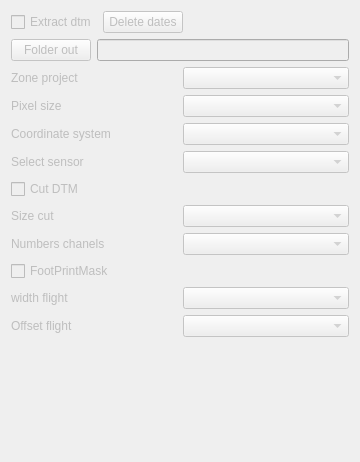
Old version of the form createmet.ui in the repository tonilogar/ToolsPcot.
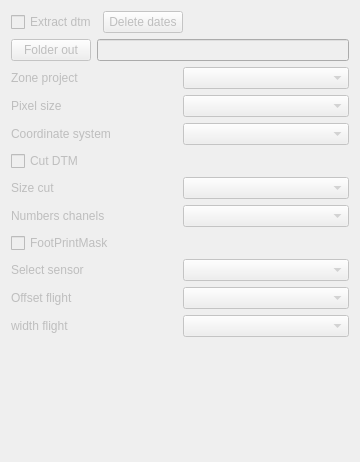
New version of the form.

Commit message: Editando metodo de calculo de ancho de pasada

```diff
--- a/createmet.ui
+++ b/createmet.ui
@@ -148,27 +148,6 @@
     </layout>
    </item>
    <item row="5" column="0">
-    <layout class="QHBoxLayout" name="horizontalLayout_11">
-     <item>
-      <widget class="QLabel" name="labelSelectSensor">
-       <property name="enabled">
-        <bool>false</bool>
-       </property>
-       <property name="text">
-        <string>Select sensor</string>
-       </property>
-      </widget>
-     </item>
-     <item>
-      <widget class="QComboBox" name="comboBoxSelectSensor">
-       <property name="enabled">
-        <bool>false</bool>
-       </property>
-      </widget>
-     </item>
-    </layout>
-   </item>
-   <item row="6" column="0">
     <widget class="QCheckBox" name="checkBoxCortarMet">
      <property name="enabled">
       <bool>false</bool>
@@ -178,7 +157,7 @@
      </property>
     </widget>
    </item>
-   <item row="7" column="0">
+   <item row="6" column="0">
     <layout class="QHBoxLayout" name="horizontalLayout_14">
      <item>
       <widget class="QLabel" name="labelCortarMet">
@@ -199,7 +178,7 @@
      </item>
     </layout>
    </item>
-   <item row="8" column="0">
+   <item row="7" column="0">
     <layout class="QHBoxLayout" name="horizontalLayout_15">
      <item>
       <widget class="QLabel" name="labelNumeroCanalesspasadaMet">
@@ -220,7 +199,7 @@
      </item>
     </layout>
    </item>
-   <item row="9" column="0">
+   <item row="8" column="0">
     <widget class="QCheckBox" name="checkBoxFootPrintMaskMet">
      <property name="enabled">
       <bool>false</bool>
@@ -230,28 +209,28 @@
      </property>
     </widget>
    </item>
+   <item row="9" column="0">
+    <layout class="QHBoxLayout" name="horizontalLayout_11">
+     <item>
+      <widget class="QLabel" name="labelSelectSensor">
+       <property name="enabled">
+        <bool>false</bool>
+       </property>
+       <property name="text">
+        <string>Select sensor</string>
+       </property>
+      </widget>
+     </item>
+     <item>
+      <widget class="QComboBox" name="comboBoxSelectSensor">
+       <property name="enabled">
+        <bool>false</bool>
+       </property>
+      </widget>
+     </item>
+    </layout>
+   </item>
    <item row="10" column="0">
-    <layout class="QHBoxLayout" name="horizontalLayout_12">
-     <item>
-      <widget class="QLabel" name="labelAnchoPasadaMet">
-       <property name="enabled">
-        <bool>false</bool>
-       </property>
-       <property name="text">
-        <string>width flight</string>
-       </property>
-      </widget>
-     </item>
-     <item>
-      <widget class="QComboBox" name="comboBoxAnchoPasadaMet">
-       <property name="enabled">
-        <bool>false</bool>
-       </property>
-      </widget>
-     </item>
-    </layout>
-   </item>
-   <item row="11" column="0">
     <layout class="QHBoxLayout" name="horizontalLayout_13">
      <item>
       <widget class="QLabel" name="labelOffsetPasadaMet">
@@ -272,6 +251,27 @@
      </item>
     </layout>
    </item>
+   <item row="11" column="0">
+    <layout class="QHBoxLayout" name="horizontalLayout_12">
+     <item>
+      <widget class="QLabel" name="labelAnchoPasadaMet">
+       <property name="enabled">
+        <bool>false</bool>
+       </property>
+       <property name="text">
+        <string>width flight</string>
+       </property>
+      </widget>
+     </item>
+     <item>
+      <widget class="QComboBox" name="comboBoxAnchoPasadaMet">
+       <property name="enabled">
+        <bool>false</bool>
+       </property>
+      </widget>
+     </item>
+    </layout>
+   </item>
    <item row="12" column="0">
     <spacer name="verticalSpacer">
      <property name="orientation">
```
The commit also changes 3 other files.
